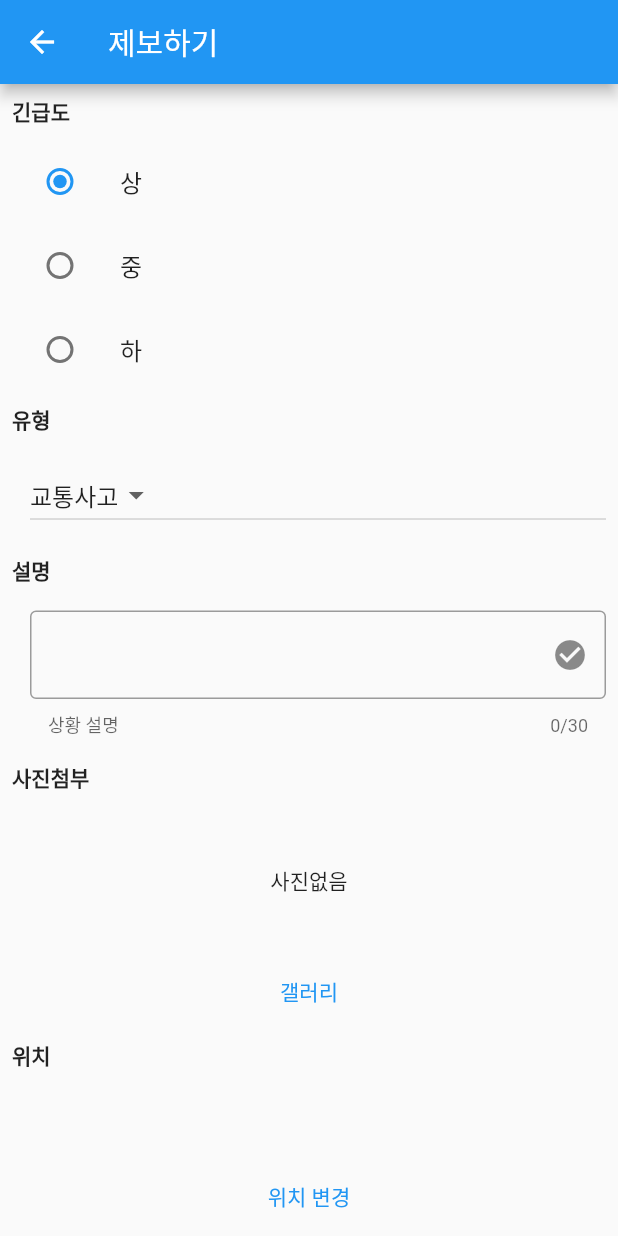
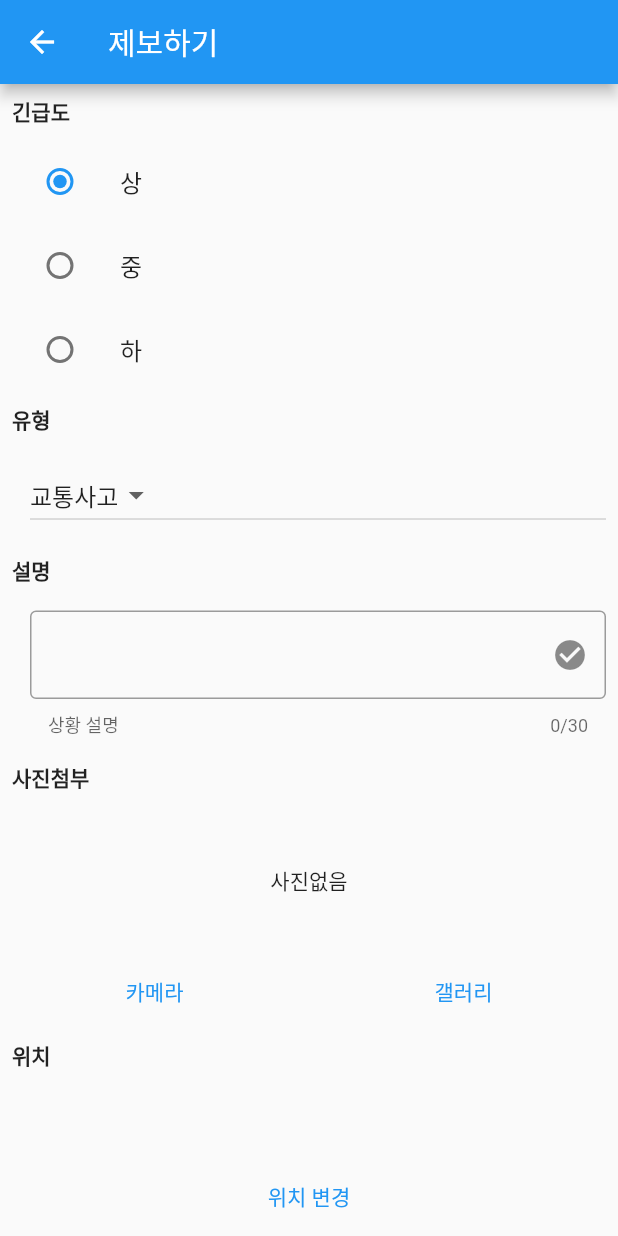
Before and after one commit to On-Jun9/EmergencyAlertApp, a Flutter app: the ReportPage screen opened directly, on a phone screen of 412 x 824 dp. Run offline on Flutter 3.47's test engine with Material 2 defaults, Android fonts, the phone set to English and light mode, and no system bars; our stand-ins replace cloud_firestore, firebase_auth, firebase_core, firebase_storage, google_maps_flutter, google_sign_in and 2 more; accounts and stored records are empty.

Commit message:
hotfix v1.0.2 + 카메라 * 댓글수 표기

```diff
--- a/lib/design/reportPage.dart
+++ b/lib/design/reportPage.dart
@@ -148,13 +148,31 @@ class _ReportPageState extends State<ReportPage> {
                   : Image.file(_image!),
             ),
           ),
-          TextButton(
+          Row(
+            mainAxisAlignment: MainAxisAlignment.center,
+            crossAxisAlignment: CrossAxisAlignment.end,
+            children: [
+              Expanded(
+                child: TextButton(
+                    onPressed: () {
+                      setState(() {
+                        _takePhoto(ImageSource.camera);
+                      });
+                    },
+                    child: Text('카메라')),
+              ),
+              Expanded(
+                child: TextButton(
                     onPressed: () {
                       setState(() {
                         _takePhoto(ImageSource.gallery);
                       });
                     },
                     child: Text('갤러리')),
+              )
+
+          ],
+          ),
           Container(
             margin: EdgeInsets.all(8),
             child: Text('위치', style: TextStyle(fontWeight: FontWeight.bold)),
@@ -195,6 +213,10 @@ class _ReportPageState extends State<ReportPage> {
         ],
       ),
     );
+  }
+
+  Future _cameraPhoto(ImageSource imageSource) async{
+
   }
 
   Future _takePhoto(ImageSource imageSource) async {//사진 가져오기
--- a/pubspec.yaml
+++ b/pubspec.yaml
@@ -15,7 +15,7 @@ publish_to: 'none' # Remove this line if you wish to publish to pub.dev
 # In iOS, build-name is used as CFBundleShortVersionString while build-number used as CFBundleVersion.
 # Read more about iOS versioning at
 # https://developer.apple.com/library/archive/documentation/General/Reference/InfoPlistKeyReference/Articles/CoreFoundationKeys.html
-version: 1.0.2+3
+version: 1.0.2+6
 
 environment:
   sdk: ">=2.12.0 <3.0.0"
```
Also changed, not shown: lib/design/Board/boardContent.dart (+47 -7 lines), lib/design/Board/boardPage.dart (+25 -3 lines). Lines whose indentation alone changed are shown as unchanged.
